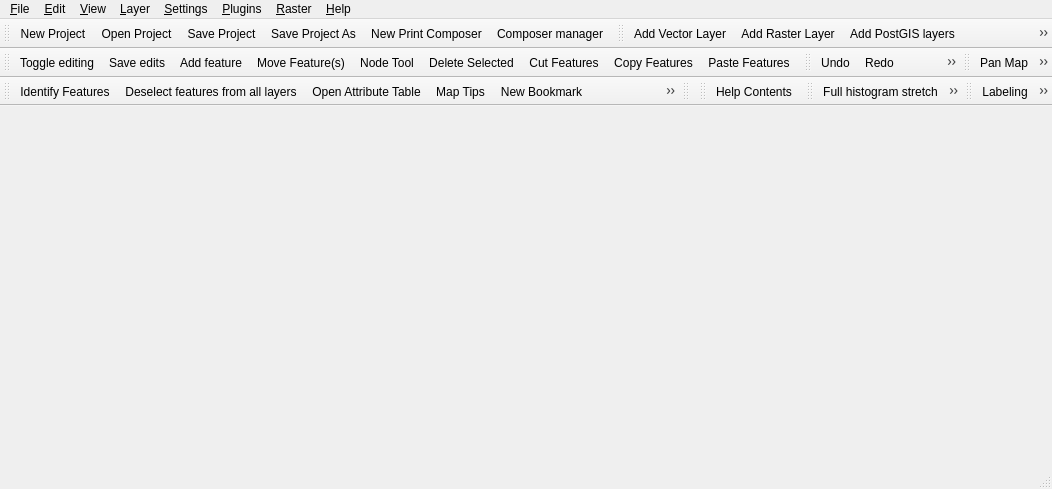
qgis/QGIS, file src/ui/qgisapp.ui: the form before one commit.
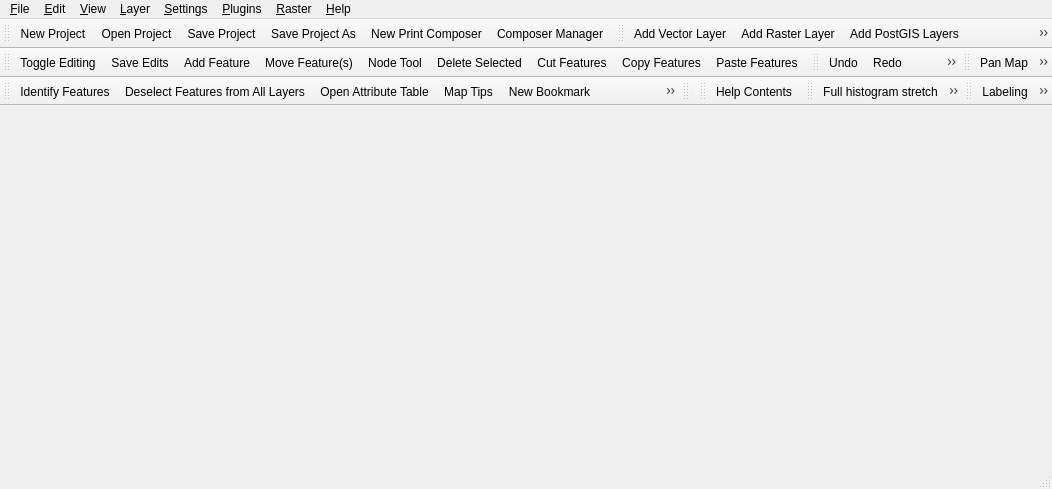
The form after the commit. Icons and pictures are not drawn.

Commit message: Make the capitalization of menu items and tools consistent in the main window and layer popup UI.

```diff
--- a/src/ui/qgisapp.ui
+++ b/src/ui/qgisapp.ui
@@ -464,7 +464,7 @@
      <normaloff>:/images/themes/default/mActionComposerManager.png</normaloff>:/images/themes/default/mActionComposerManager.png</iconset>
    </property>
    <property name="text">
-    <string>Composer manager...</string>
+    <string>Composer Manager...</string>
    </property>
   </action>
   <action name="mActionExit">
@@ -551,7 +551,7 @@
      <normaloff>:/images/themes/default/mActionAddFeature.png</normaloff>:/images/themes/default/mActionAddFeature.png</iconset>
    </property>
    <property name="text">
-    <string>Add feature</string>
+    <string>Add Feature</string>
    </property>
    <property name="shortcut">
     <string>Ctrl+.</string>
@@ -668,7 +668,7 @@
      <normaloff>:/images/themes/default/mActionMergeFeatures.png</normaloff>:/images/themes/default/mActionMergeFeatures.png</iconset>
    </property>
    <property name="text">
-    <string>Merge selected features</string>
+    <string>Merge Selected Features</string>
    </property>
   </action>
   <action name="mActionMergeFeatureAttributes">
@@ -677,7 +677,7 @@
      <normaloff>:/images/themes/default/mActionMergeFeatureAttributes.png</normaloff>:/images/themes/default/mActionMergeFeatureAttributes.png</iconset>
    </property>
    <property name="text">
-    <string>Merge attributes of selected features</string>
+    <string>Merge Attributes of Selected Features</string>
    </property>
   </action>
   <action name="mActionNodeTool">
@@ -817,7 +817,7 @@
      <normaloff>:/images/themes/default/mActionDeselectAll.png</normaloff>:/images/themes/default/mActionDeselectAll.png</iconset>
    </property>
    <property name="text">
-    <string>Deselect features from all layers</string>
+    <string>Deselect Features from All Layers</string>
    </property>
   </action>
   <action name="mActionIdentify">
@@ -1095,7 +1095,7 @@
      <normaloff>:/images/themes/default/mActionAddLayer.png</normaloff>:/images/themes/default/mActionAddLayer.png</iconset>
    </property>
    <property name="text">
-    <string>Add PostGIS layers...</string>
+    <string>Add PostGIS Layers...</string>
    </property>
    <property name="shortcut">
     <string>Ctrl+Shift+D</string>
@@ -1143,7 +1143,7 @@
      <normaloff>:/images/themes/default/mActionToggleEditing.png</normaloff>:/images/themes/default/mActionToggleEditing.png</iconset>
    </property>
    <property name="text">
-    <string>Toggle editing</string>
+    <string>Toggle Editing</string>
    </property>
    <property name="statusTip">
     <string>Toggles the editing state of the current layer</string>
@@ -1155,7 +1155,7 @@
      <normaloff>:/images/themes/default/mActionSaveEdits.png</normaloff>:/images/themes/default/mActionSaveEdits.png</iconset>
    </property>
    <property name="text">
-    <string>Save edits</string>
+    <string>Save Edits</string>
    </property>
    <property name="statusTip">
     <string>Save edits to current layer, but continue editing</string>
@@ -1582,7 +1582,7 @@
      <normaloff>:/images/themes/default/mActionOffsetCurve.png</normaloff>:/images/themes/default/mActionOffsetCurve.png</iconset>
    </property>
    <property name="text">
-    <string>Offset curve</string>
+    <string>Offset Curve</string>
    </property>
   </action>
  </widget>
```
Left out of the diff: 28 changed lines with no effect on the pictures. The commit also changes 2 other files.
